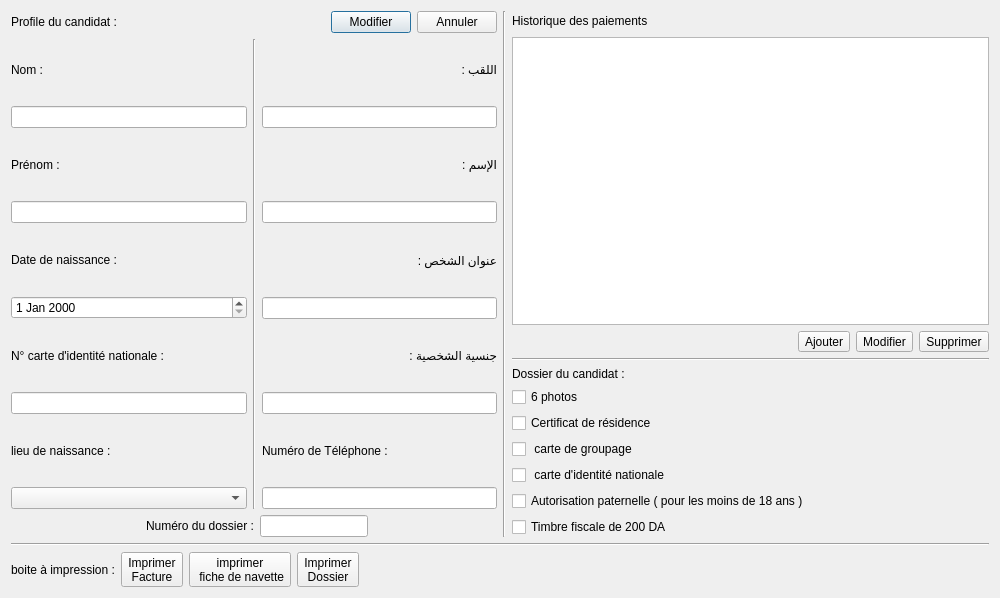
AmineHouari98/auto_Ecole, file Auto_Ecole/candidat/profilcandidat.ui: the form before one commit.
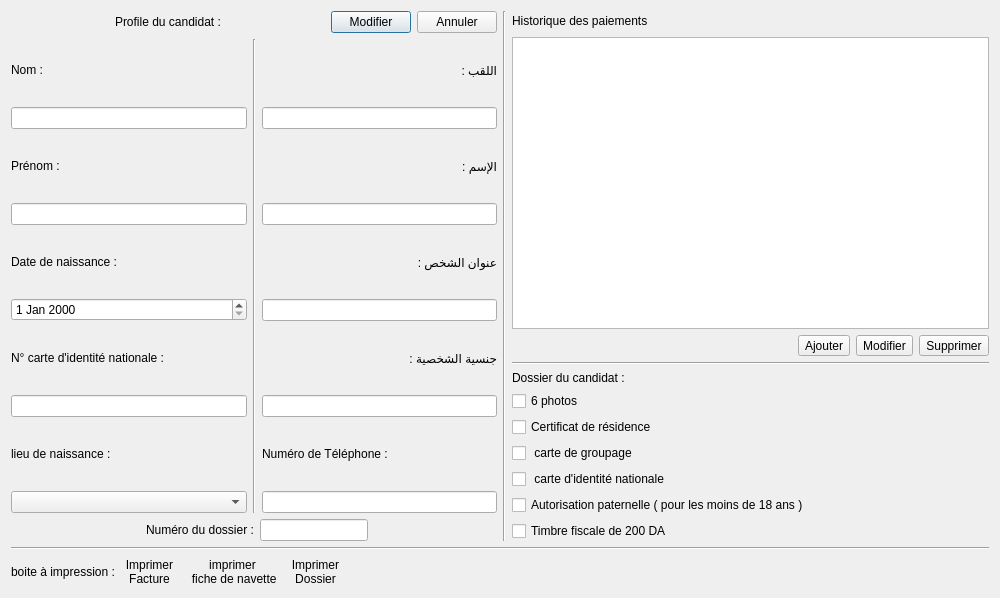
The form after the commit. Icons and pictures are not drawn.

Patch:
```diff
--- a/Auto_Ecole/candidat/profilcandidat.ui
+++ b/Auto_Ecole/candidat/profilcandidat.ui
@@ -25,6 +25,19 @@
            <property name="sizeConstraint">
             <enum>QLayout::SetFixedSize</enum>
            </property>
+           <item>
+            <spacer name="horizontalSpacer_2">
+             <property name="orientation">
+              <enum>Qt::Horizontal</enum>
+             </property>
+             <property name="sizeHint" stdset="0">
+              <size>
+               <width>40</width>
+               <height>20</height>
+              </size>
+             </property>
+            </spacer>
+           </item>
            <item>
             <widget class="QLabel" name="label_3">
              <property name="text">
@@ -442,6 +455,20 @@
         <layout class="QHBoxLayout" name="horizontalLayout_15">
          <item>
           <widget class="QToolButton" name="toolbtn_histExams">
+           <property name="styleSheet">
+            <string notr="true">QToolButton
+{
+background-color: transparent ;
+border : none ;
+
+}
+QToolButton::hover
+{
+    border-style: outset;
+    border-width: 2px;
+    border-color: white;
+}</string>
+           </property>
            <property name="text">
             <string>Imprimer
 Facture</string>
@@ -457,6 +484,20 @@
          </item>
          <item>
           <widget class="QToolButton" name="toolButton_2">
+           <property name="styleSheet">
+            <string notr="true">QToolButton
+{
+background-color: transparent ;
+border : none ;
+
+}
+QToolButton::hover
+{
+    border-style: outset;
+    border-width: 2px;
+    border-color: white;
+}</string>
+           </property>
            <property name="text">
             <string>imprimer 
  fiche de navette</string>
@@ -478,6 +519,20 @@
              <height>0</height>
             </size>
            </property>
+           <property name="styleSheet">
+            <string notr="true">QToolButton
+{
+background-color: transparent ;
+border : none ;
+
+}
+QToolButton::hover
+{
+    border-style: outset;
+    border-width: 2px;
+    border-color: white;
+}</string>
+           </property>
            <property name="text">
             <string>Imprimer
 Dossier</string>
```
